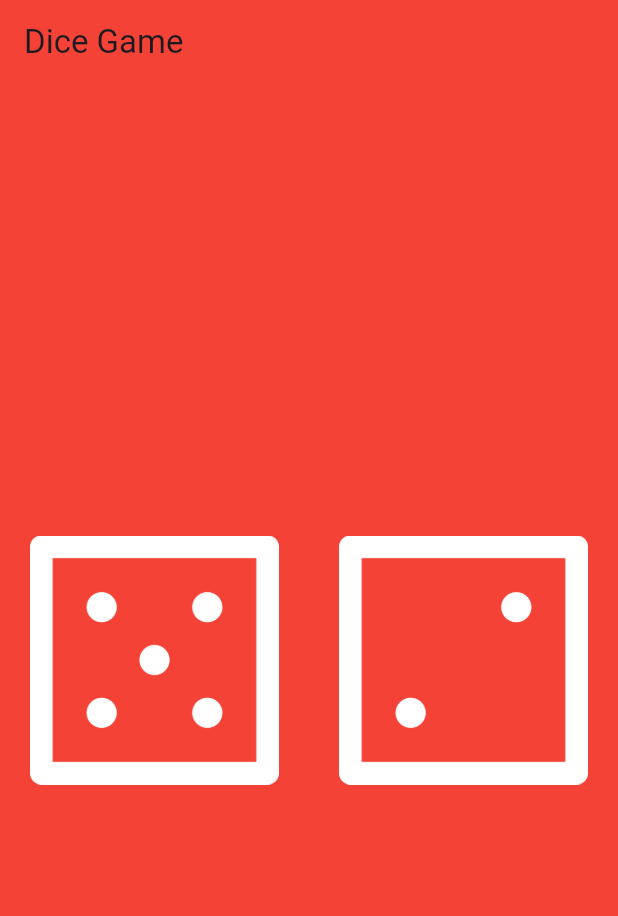
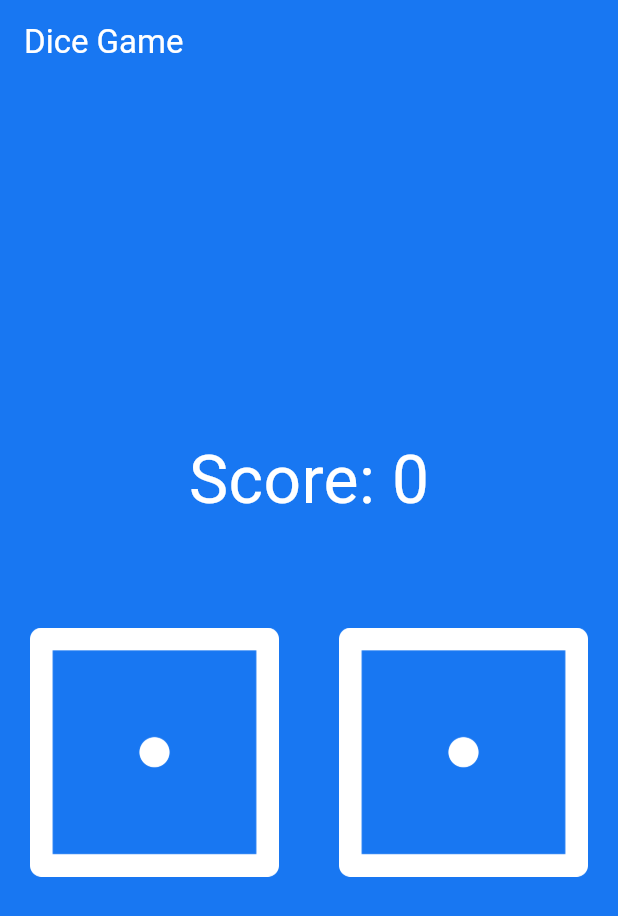
Before and after one commit to benage24/dicee-game, a Flutter app: the screen it shows after launch, on a phone screen of 412 x 824 dp. Shown: the top 916 px of the screen. Run offline on Flutter 3.47's test engine with Material 3 defaults, Android fonts, the phone set to English and light mode, and no system bars.

Commit message:
add changes

```diff
--- a/lib/main.dart
+++ b/lib/main.dart
@@ -1,37 +1,70 @@
+import 'dart:math';
+
 import 'package:flutter/material.dart';
 import 'package:flutter/widgets.dart';
 
 void main() {
   runApp(MaterialApp(
       home: Scaffold(
-    backgroundColor: Colors.red,
+    backgroundColor: const Color(0xFF1877F2),
     appBar: AppBar(
-      title: const Text("Dice Game"),
-      backgroundColor: Colors.red,
+      title: const Text("Dice Game",style: TextStyle(color:Colors.white),),
+      backgroundColor: const Color(0xFF1877F2),
     ),
     body: const DiceePage(),
   )));
 }
 
-class DiceePage extends StatelessWidget {
+class DiceePage extends StatefulWidget {
   const DiceePage({super.key});
 
   @override
+  State<DiceePage> createState() => _DiceePageState();
+}
+
+class _DiceePageState extends State<DiceePage> {
+  int leftDiceNumber = 1;
+  int rightDiceNumber = 1;
+  int score = 0;
+  void getDiceeNumber() {
+    setState(() {
+      rightDiceNumber = Random().nextInt(6) + 1;
+      leftDiceNumber = Random().nextInt(6) + 1;
+      if (rightDiceNumber == leftDiceNumber) {
+        score += 1;
+        print(score);
+      }
+    });
+  }
+
+  @override
   Widget build(BuildContext context) {
- var leftDiceNumber = 5;
-  var rightDiceNumber = 2;
     return Center(
-      child: Row(
+      child: Column(
+     mainAxisAlignment: MainAxisAlignment.center,
+
+        children: [
+            // Text widget at the top
+            Padding(
+              padding: const EdgeInsets.only(top: 10.0), // Adds space at the top
+              child: Text(
+                'Score: $score',
+                style: const TextStyle(fontSize: 44, color: Colors.white),
+              ),
+            ),
+          const SizedBox(height: 50),
+          Row(
             mainAxisAlignment: MainAxisAlignment.center,
             children: [
+
               Expanded(
                 child: Padding(
                   padding: const EdgeInsets.all(8.0),
                   child: TextButton(
                     onPressed: () {
-                  print('kj');
+                      getDiceeNumber();
                     },
-                child:  Image(
+                    child: Image(
                       image: AssetImage('images/dice$leftDiceNumber.png'),
                     ),
                   ),
@@ -42,16 +75,18 @@ class DiceePage extends StatelessWidget {
                   padding: const EdgeInsets.all(8.0),
                   child: TextButton(
                     onPressed: () {
-                  print('kjnnn');
+                      getDiceeNumber();
                     },
-                child:  Image(
-                 image:  AssetImage('images/dice$rightDiceNumber.png'),
+                    child: Image(
+                      image: AssetImage('images/dice$rightDiceNumber.png'),
                     ),
                   ),
                 ),
               )
             ],
           ),
+        ],
+      ),
     );
   }
 }
```
Also changed, not shown: images/dice1.png (added), images/dice2 (1).png (deleted), images/dice4.png (added). Lines whose indentation alone changed are shown as unchanged.
